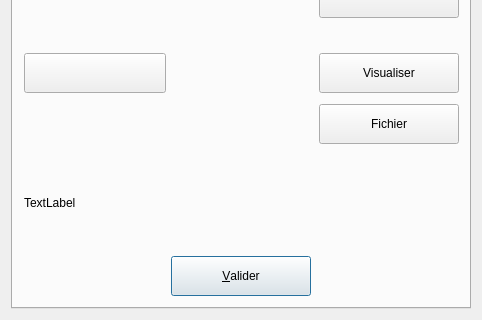
Above: UiQT4/desUniqueBase.ui from SalomePlatform/eficas_tools before the change; both pictures show x 0 to 482 and y 160 to 480 of the 482 by 480 pixel window. Below: the same form after it.
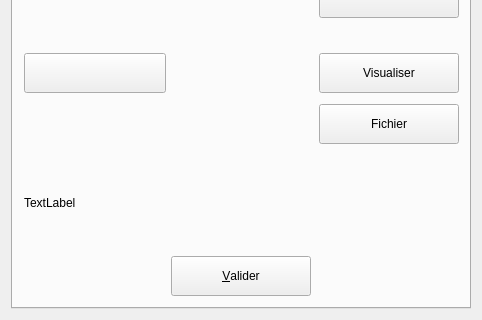
That is the form after the change. Icons and pictures are not drawn.

```diff
--- a/UiQT4/desUniqueBase.ui
+++ b/UiQT4/desUniqueBase.ui
@@ -271,12 +271,6 @@
            <property name="shortcut" >
             <string>Shift+A, Alt+A, Alt+A, Alt+A</string>
            </property>
-           <property name="autoDefault" >
-            <bool>true</bool>
-           </property>
-           <property name="default" >
-            <bool>true</bool>
-           </property>
           </widget>
          </item>
          <item>
```
